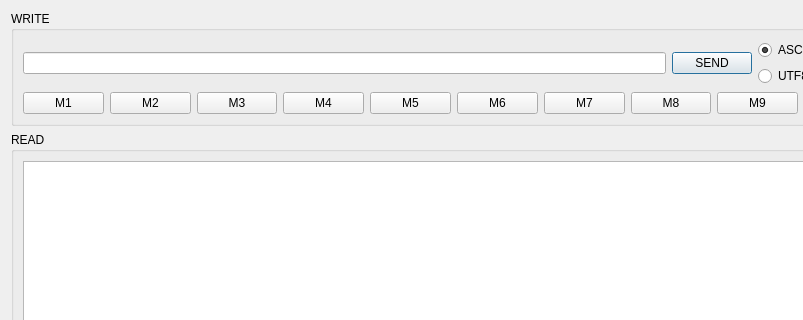
First picture: the form in DataVisualizer/serialterminal.ui, repository DamianPodrazaCode/DataVisualizer, before the edit; both pictures show x 0 to 803 and y 0 to 320 of the 1018 by 537 pixel window.
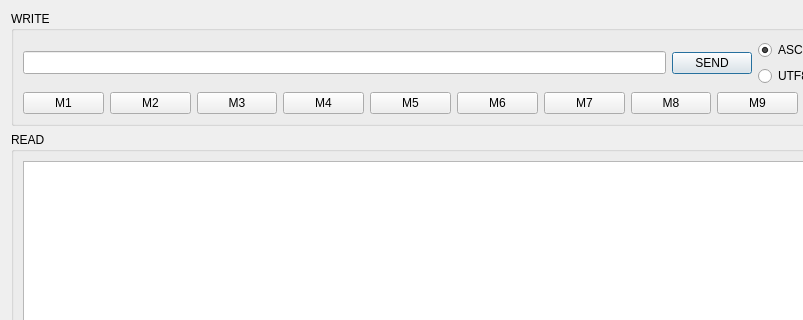
Second picture: the form after the edit.

```diff
--- a/DataVisualizer/serialterminal.ui
+++ b/DataVisualizer/serialterminal.ui
@@ -258,6 +258,12 @@
        <layout class="QHBoxLayout" name="horizontalLayout_2">
         <item>
          <widget class="QLineEdit" name="le_send">
+          <property name="font">
+           <font>
+            <family>Consolas</family>
+            <pointsize>10</pointsize>
+           </font>
+          </property>
           <property name="inputMethodHints">
            <set>Qt::ImhDigitsOnly</set>
           </property>
```
Left out of the diff: 1 changed line with no effect on the pictures.
